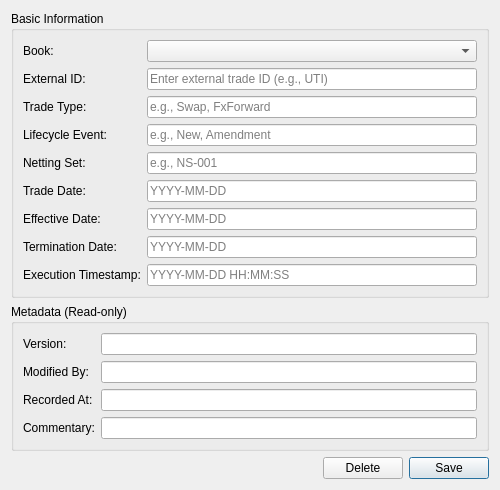
First picture: the form in projects/ores.qt/ui/TradeDetailDialog.ui, repository OreStudio/OreStudio, before the edit.
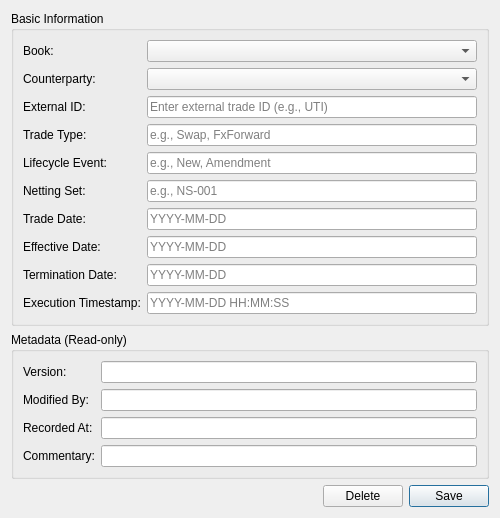
Second picture: the form after the edit.

Commit message: [trade] Add optional counterparty_id to trade entity

The edit to the form file:
```diff
--- a/projects/ores.qt/ui/TradeDetailDialog.ui
+++ b/projects/ores.qt/ui/TradeDetailDialog.ui
@@ -7,7 +7,7 @@
     <x>0</x>
     <y>0</y>
     <width>500</width>
-    <height>420</height>
+    <height>460</height>
    </rect>
   </property>
   <property name="sizePolicy">
@@ -43,111 +43,121 @@
        <widget class="QComboBox" name="bookCombo"/>
       </item>
       <item row="1" column="0">
+       <widget class="QLabel" name="label_counterpartyCombo">
+        <property name="text">
+         <string>Counterparty:</string>
+        </property>
+       </widget>
+      </item>
+      <item row="1" column="1">
+       <widget class="QComboBox" name="counterpartyCombo"/>
+      </item>
+      <item row="2" column="0">
        <widget class="QLabel" name="label_externalIdEdit">
         <property name="text">
          <string>External ID:</string>
         </property>
        </widget>
       </item>
-      <item row="1" column="1">
+      <item row="2" column="1">
        <widget class="QLineEdit" name="externalIdEdit">
         <property name="placeholderText">
          <string>Enter external trade ID (e.g., UTI)</string>
         </property>
        </widget>
       </item>
-      <item row="2" column="0">
+      <item row="3" column="0">
        <widget class="QLabel" name="label_tradeTypeEdit">
         <property name="text">
          <string>Trade Type:</string>
         </property>
        </widget>
       </item>
-      <item row="2" column="1">
+      <item row="3" column="1">
        <widget class="QLineEdit" name="tradeTypeEdit">
         <property name="placeholderText">
          <string>e.g., Swap, FxForward</string>
         </property>
        </widget>
       </item>
-      <item row="3" column="0">
+      <item row="4" column="0">
        <widget class="QLabel" name="label_lifecycleEventEdit">
         <property name="text">
          <string>Lifecycle Event:</string>
         </property>
        </widget>
       </item>
-      <item row="3" column="1">
+      <item row="4" column="1">
        <widget class="QLineEdit" name="lifecycleEventEdit">
         <property name="placeholderText">
          <string>e.g., New, Amendment</string>
         </property>
        </widget>
       </item>
-      <item row="4" column="0">
+      <item row="5" column="0">
        <widget class="QLabel" name="label_nettingSetIdEdit">
         <property name="text">
          <string>Netting Set:</string>
         </property>
        </widget>
       </item>
-      <item row="4" column="1">
+      <item row="5" column="1">
        <widget class="QLineEdit" name="nettingSetIdEdit">
         <property name="placeholderText">
          <string>e.g., NS-001</string>
         </property>
        </widget>
       </item>
-      <item row="5" column="0">
+      <item row="6" column="0">
        <widget class="QLabel" name="label_tradeDateEdit">
         <property name="text">
          <string>Trade Date:</string>
         </property>
        </widget>
       </item>
-      <item row="5" column="1">
+      <item row="6" column="1">
        <widget class="QLineEdit" name="tradeDateEdit">
         <property name="placeholderText">
          <string>YYYY-MM-DD</string>
         </property>
        </widget>
       </item>
-      <item row="6" column="0">
+      <item row="7" column="0">
        <widget class="QLabel" name="label_effectiveDateEdit">
         <property name="text">
          <string>Effective Date:</string>
         </property>
        </widget>
       </item>
-      <item row="6" column="1">
+      <item row="7" column="1">
        <widget class="QLineEdit" name="effectiveDateEdit">
         <property name="placeholderText">
          <string>YYYY-MM-DD</string>
         </property>
        </widget>
       </item>
-      <item row="7" column="0">
+      <item row="8" column="0">
        <widget class="QLabel" name="label_terminationDateEdit">
         <property name="text">
          <string>Termination Date:</string>
         </property>
        </widget>
       </item>
-      <item row="7" column="1">
+      <item row="8" column="1">
        <widget class="QLineEdit" name="terminationDateEdit">
         <property name="placeholderText">
          <string>YYYY-MM-DD</string>
         </property>
        </widget>
       </item>
-      <item row="8" column="0">
+      <item row="9" column="0">
        <widget class="QLabel" name="label_executionTimestampEdit">
         <property name="text">
          <string>Execution Timestamp:</string>
         </property>
        </widget>
       </item>
-      <item row="8" column="1">
+      <item row="9" column="1">
        <widget class="QLineEdit" name="executionTimestampEdit">
         <property name="placeholderText">
          <string>YYYY-MM-DD HH:MM:SS</string>
```
The commit also changes 8 other files.
